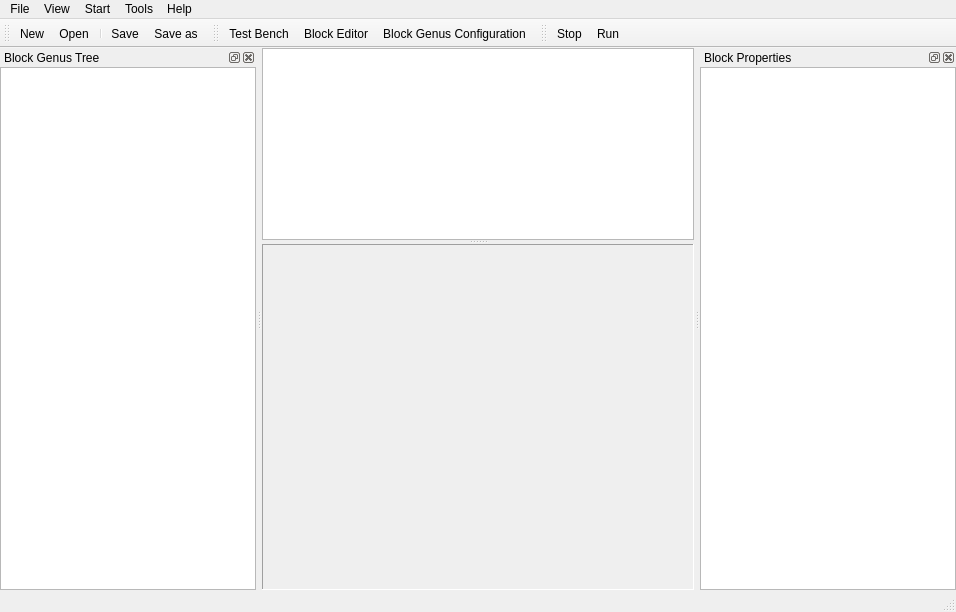
go2net/PythonBlocks, file main.ui: the form before one commit.
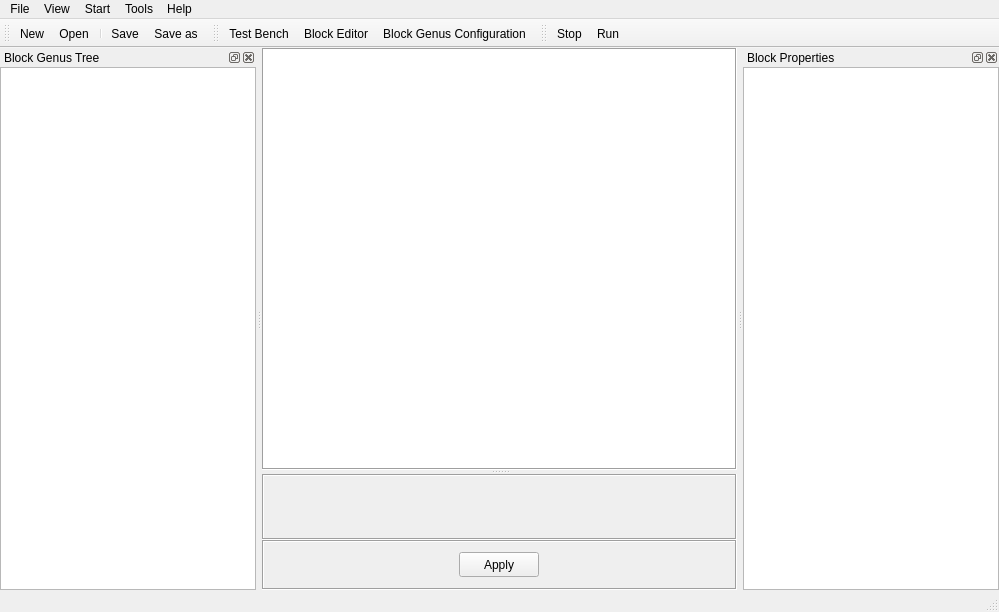
The form after the commit. Icons and pictures are not drawn. Custom widgets are drawn as their Qt base class.

```diff
--- a/main.ui
+++ b/main.ui
@@ -6,7 +6,7 @@
    <rect>
     <x>0</x>
     <y>0</y>
-    <width>956</width>
+    <width>999</width>
     <height>612</height>
    </rect>
   </property>
@@ -32,10 +32,24 @@
       <widget class="QWidget" name="pgHome"/>
       <widget class="QWidget" name="pgBlockEditor"/>
       <widget class="QWidget" name="pgBlockGenusConfig">
+       <layout class="QVBoxLayout" name="verticalLayout_2">
+        <property name="spacing">
+         <number>0</number>
+        </property>
+        <property name="margin">
+         <number>0</number>
+        </property>
+        <item>
        <layout class="QVBoxLayout" name="verticalLayout">
         <property name="spacing">
          <number>0</number>
         </property>
+          <item>
+           <widget class="QWidget" name="widget" native="true">
+            <layout class="QHBoxLayout" name="horizontalLayout">
+             <property name="spacing">
+              <number>0</number>
+             </property>
         <property name="margin">
          <number>0</number>
         </property>
@@ -47,16 +61,19 @@
           <widget class="QPropertyEditorWidget" name="tvBlockGenusView">
            <property name="sizePolicy">
             <sizepolicy hsizetype="Preferred" vsizetype="Preferred">
-             <horstretch>0</horstretch>
+                  <horstretch>3</horstretch>
              <verstretch>0</verstretch>
             </sizepolicy>
            </property>
+                <property name="frameShape">
+                 <enum>QFrame::Box</enum>
+                </property>
           </widget>
           <widget class="QFrame" name="wndPreview">
            <property name="sizePolicy">
             <sizepolicy hsizetype="Preferred" vsizetype="Preferred">
-             <horstretch>0</horstretch>
-             <verstretch>1</verstretch>
+                  <horstretch>2</horstretch>
+                  <verstretch>0</verstretch>
             </sizepolicy>
            </property>
            <property name="minimumSize">
@@ -66,13 +83,79 @@
             </size>
            </property>
            <property name="frameShape">
-            <enum>QFrame::Panel</enum>
+                 <enum>QFrame::Box</enum>
            </property>
            <property name="frameShadow">
             <enum>QFrame::Sunken</enum>
            </property>
           </widget>
          </widget>
+             </item>
+            </layout>
+           </widget>
+          </item>
+          <item>
+           <widget class="QFrame" name="frame_2">
+            <property name="minimumSize">
+             <size>
+              <width>0</width>
+              <height>50</height>
+             </size>
+            </property>
+            <property name="maximumSize">
+             <size>
+              <width>16777215</width>
+              <height>50</height>
+             </size>
+            </property>
+            <property name="layoutDirection">
+             <enum>Qt::LeftToRight</enum>
+            </property>
+            <property name="frameShape">
+             <enum>QFrame::Box</enum>
+            </property>
+            <property name="frameShadow">
+             <enum>QFrame::Sunken</enum>
+            </property>
+            <layout class="QHBoxLayout" name="horizontalLayout_2">
+             <property name="spacing">
+              <number>0</number>
+             </property>
+             <property name="margin">
+              <number>0</number>
+             </property>
+             <item>
+              <widget class="QWidget" name="widget_2" native="true">
+               <layout class="QHBoxLayout" name="horizontalLayout_3">
+                <item>
+                 <widget class="QPushButton" name="pushButton">
+                  <property name="minimumSize">
+                   <size>
+                    <width>80</width>
+                    <height>25</height>
+                   </size>
+                  </property>
+                  <property name="maximumSize">
+                   <size>
+                    <width>80</width>
+                    <height>25</height>
+                   </size>
+                  </property>
+                  <property name="text">
+                   <string>Apply</string>
+                  </property>
+                  <property name="flat">
+                   <bool>false</bool>
+                  </property>
+                 </widget>
+                </item>
+               </layout>
+              </widget>
+             </item>
+            </layout>
+           </widget>
+          </item>
+         </layout>
         </item>
        </layout>
       </widget>
@@ -85,7 +168,7 @@
     <rect>
      <x>0</x>
      <y>0</y>
-     <width>956</width>
+     <width>999</width>
      <height>21</height>
     </rect>
    </property>
```
Left out of the diff: 11 changed lines with no effect on the pictures. Lines whose indentation alone changed are shown as unchanged.
